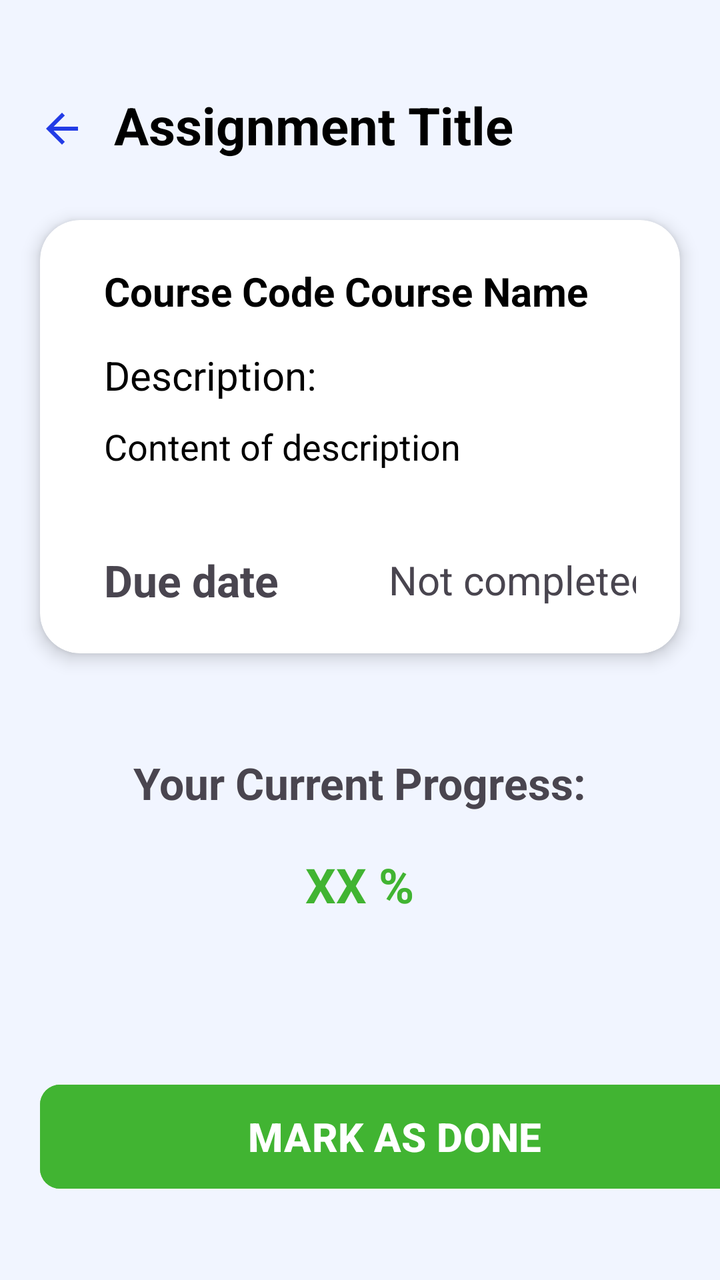
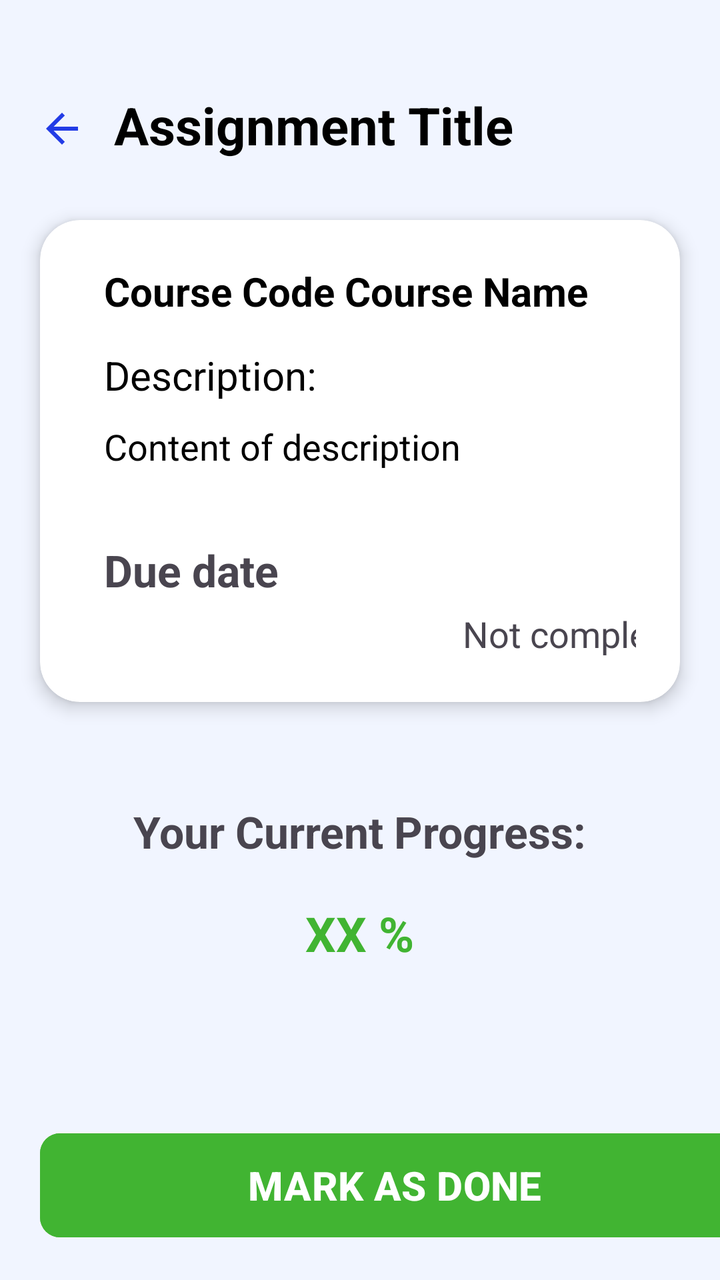

Screens rendered from an Android XML layout before and after an edit, with the pre-edit source and the edit as a unified diff.
<!-- AndroidManifest.xml: application theme Theme.Project_JomStudy -->
<!-- res/layout/activity_assignment_detail.xml -->
<?xml version="1.0" encoding="utf-8"?>
<LinearLayout xmlns:android="http://schemas.android.com/apk/res/android"
    xmlns:app="http://schemas.android.com/apk/res-auto"
    xmlns:tools="http://schemas.android.com/tools"
    android:id="@+id/main"
    android:layout_width="match_parent"
    android:layout_height="match_parent"
    android:background="@color/light_blue"
    android:orientation="vertical"
    tools:context=".AssignmentDetail">

    <LinearLayout
        android:layout_width="match_parent"
        android:layout_height="wrap_content"
        android:orientation="horizontal"
        android:layout_marginTop="45dp"
        android:gravity="center_vertical">

        <ImageButton
            android:id="@+id/backButton"
            android:layout_width="32dp"
            android:layout_height="32dp"
            android:src="@drawable/baseline_arrow_back_24"
            android:background="?android:attr/selectableItemBackgroundBorderless"
            android:layout_marginStart="15dp"
            android:layout_marginTop="2dp"/>

        <TextView
            android:layout_width="wrap_content"
            android:layout_height="wrap_content"
            android:id="@+id/assignmentTitle"
            android:text="Assignment Title"
            android:textSize="26sp"
            android:textStyle="bold"
            android:layout_marginStart="10dp"
            android:textColor="@color/black"
            android:layout_gravity="center"/>

    </LinearLayout>

    <androidx.cardview.widget.CardView
        android:layout_width="match_parent"
        android:layout_height="wrap_content"
        android:layout_marginStart="20dp"
        android:layout_marginTop="30dp"
        android:layout_marginEnd="20dp"
        app:cardElevation="5dp"
        app:cardCornerRadius="20dp">

        <LinearLayout
            android:layout_width="match_parent"
            android:layout_height="match_parent"
            android:layout_gravity="center_horizontal"
            android:orientation="vertical"
            android:padding="22dp">

            <LinearLayout
                android:layout_width="match_parent"
                android:layout_height="match_parent"
                android:orientation="horizontal">
                <LinearLayout
                    android:layout_width="match_parent"
                    android:layout_height="match_parent"
                    android:orientation="horizontal">

                <TextView
                    android:layout_width="wrap_content"
                    android:layout_height="wrap_content"
                    android:id="@+id/courseCode"
                    android:text="Course Code"
                    android:layout_marginStart="10dp"
                    android:textColor="@color/black"
                    android:textSize="20sp"
                    android:textStyle="bold" />
                    <TextView
                        android:layout_width="wrap_content"
                        android:layout_height="wrap_content"
                        android:id="@+id/courseName"
                        android:textColor="@color/black"
                        android:text="Course Name"
                        android:layout_marginStart="5dp"
                        android:textSize="20sp"
                        android:textStyle="bold" />
                </LinearLayout>

            </LinearLayout>

            <LinearLayout
                android:layout_width="match_parent"
                android:layout_height="wrap_content"
                android:orientation="horizontal"
                android:layout_marginTop="15dp">

                <TextView
                    android:layout_width="wrap_content"
                    android:layout_height="wrap_content"
                    android:text="Description:"
                    android:textSize="20sp"
                    android:textColor="@color/black"
                    android:layout_marginStart="10dp"
                    android:layout_gravity="start|center_vertical"/>

            </LinearLayout>

            <LinearLayout
                android:layout_width="match_parent"
                android:layout_height="wrap_content"
                android:orientation="horizontal"
                android:layout_marginTop="10dp"
                android:layout_marginBottom="40dp">

                <TextView
                    android:layout_width="wrap_content"
                    android:layout_height="wrap_content"
                    android:text="Content of description"
                    android:id="@+id/description"
                    android:textSize="18sp"
                    android:textColor="@color/black"
                    android:layout_marginStart="10dp"
                    android:layout_gravity="start|center_vertical"/>

            </LinearLayout>

            <LinearLayout
                android:layout_width="328dp"
                android:layout_height="wrap_content"
                android:orientation="horizontal">

                <TextView
                    android:id="@+id/dueDate"
                    android:layout_width="wrap_content"
                    android:layout_height="wrap_content"
                    android:layout_gravity="start|center_vertical"
                    android:layout_marginStart="10dp"
                    android:text="Due date"
                    android:textSize="22sp"
                    android:textStyle="bold" />

                <TextView
                    android:id="@+id/status"
                    android:layout_width="wrap_content"
                    android:layout_height="wrap_content"
                    android:layout_gravity="start|center_vertical"
                    android:layout_marginStart="55dp"
                    android:text="Not completed"
                    android:textSize="20sp" />

            </LinearLayout>

        </LinearLayout>

    </androidx.cardview.widget.CardView>

    <TextView
        android:layout_width="wrap_content"
        android:layout_height="wrap_content"
        android:text="Your Current Progress:"
        android:textSize="22sp"
        android:textStyle="bold"
        android:layout_marginTop="50dp"
        android:layout_gravity="center"/>

    <TextView
        android:layout_width="wrap_content"
        android:layout_height="wrap_content"
        android:id="@+id/progress"
        android:text="XX %"
        android:textSize="24sp"
        android:textStyle="bold"
        android:textColor="@color/green"
        android:layout_marginTop="20dp"
        android:layout_gravity="center"/>

    <Button
        android:id="@+id/done_button"
        android:layout_width="355dp"
        android:layout_height="60dp"
        android:layout_marginStart="20dp"
        android:layout_marginTop="80dp"
        android:layout_marginEnd="20dp"
        android:backgroundTint="@color/green"
        android:text="MARK AS DONE"
        android:textColor="@color/white"
        android:textSize="20sp"
        android:textStyle="bold"
        app:cornerRadius="10dp" />

    <LinearLayout
        android:layout_width="match_parent"
        android:layout_height="wrap_content"
        android:orientation="horizontal">

        <Button
            android:id="@+id/editButton"
            android:layout_width="150dp"
            android:layout_height="60dp"
            android:layout_marginTop="80dp"
            android:text="EDIT"
            android:backgroundTint="@color/blue_text"
            android:layout_marginStart="20dp"
            android:layout_marginEnd="20dp"
            android:textStyle="bold"
            android:textSize="20sp"
            app:cornerRadius="10dp" />

        <Button
            android:id="@+id/deleteButton"
            android:layout_width="145dp"
            android:layout_height="60dp"
            android:layout_marginTop="80dp"
            android:text="DELETE"
            android:backgroundTint="@color/white"
            android:layout_marginStart="38dp"
            android:layout_marginEnd="20dp"
            android:textStyle="bold"
            android:textColor="@color/red"
            android:textSize="20sp"
            app:cornerRadius="10dp" />


    </LinearLayout>

</LinearLayout>
<!-- resources referenced by this layout -->
<resources>
  <color name="black">#FF000000</color>
  <color name="blue_text">#233ce6</color>
  <color name="green">#41B432</color>
  <color name="light_blue">#f1f5ff</color>
  <color name="red">#FF0000</color>
  <color name="white">#FFFFFFFF</color>
  <!-- drawable baseline_arrow_back_24 (drawable) -->
  <vector xmlns:android="http://schemas.android.com/apk/res/android" android:autoMirrored="true" android:height="24dp" android:tint="@color/blue_text" android:viewportHeight="24" android:viewportWidth="24" android:width="24dp">
  
      <path android:fillColor="@android:color/white" android:pathData="M20,11H7.83l5.59,-5.59L12,4l-8,8 8,8 1.41,-1.41L7.83,13H20v-2z"/>
      
  </vector>
  <style name="Theme.Project_JomStudy" parent="Base.Theme.Project_JomStudy" />
  <style name="Base.Theme.Project_JomStudy" parent="Theme.Material3.DayNight.NoActionBar" />
</resources>

<!-- the commit's change to res/layout/activity_assignment_detail.xml (unified diff, before → after) -->
@@ -107,7 +107,7 @@
                 android:layout_height="wrap_content"
                 android:orientation="horizontal"
                 android:layout_marginTop="10dp"
-                android:layout_marginBottom="40dp">
+                android:layout_marginBottom="35dp">
 
                 <TextView
                     android:layout_width="wrap_content"
@@ -124,7 +124,7 @@
             <LinearLayout
                 android:layout_width="328dp"
                 android:layout_height="wrap_content"
-                android:orientation="horizontal">
+                android:orientation="vertical">
 
                 <TextView
                     android:id="@+id/dueDate"
@@ -138,12 +138,13 @@
 
                 <TextView
                     android:id="@+id/status"
-                    android:layout_width="wrap_content"
-                    android:layout_height="wrap_content"
-                    android:layout_gravity="start|center_vertical"
-                    android:layout_marginStart="55dp"
+                    android:layout_width="match_parent"
+                    android:layout_height="wrap_content"
+                    android:gravity="end|center_vertical"
+                    android:layout_marginTop="5dp"
+                    android:layout_marginEnd="20dp"
                     android:text="Not completed"
-                    android:textSize="20sp" />
+                    android:textSize="18sp" />
 
             </LinearLayout>
 
